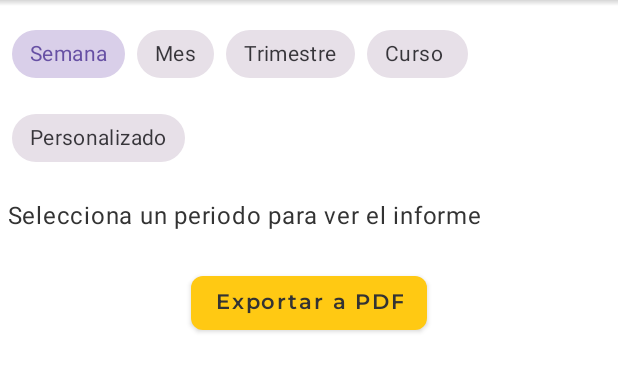
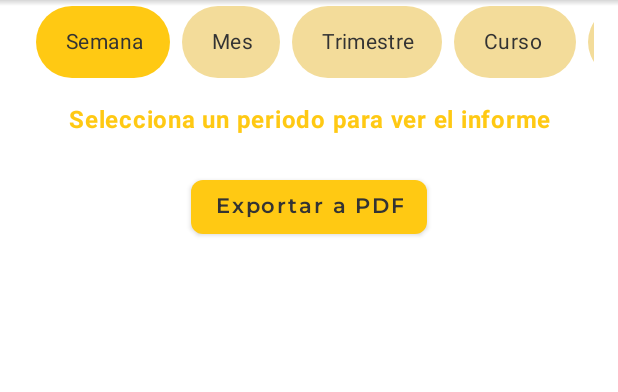
Before and after one commit to Jota-FalseProphet/Yostesis-MAGI, an Android app: the InformesActivity screen opened directly, with no data from a screen before it, on a phone screen of 412 x 824 dp, the part 96-488 px from its top. Run offline under Robolectric (Android 15) with nearby library versions, the phone set to English and light mode, and no system bars.

Commit message:
Móduklo de informes 99.%

```diff
--- a/app/src/main/java/com/magi/asistencia/activities/InformesActivity.java
+++ b/app/src/main/java/com/magi/asistencia/activities/InformesActivity.java
@@ -6,6 +6,7 @@ import android.content.SharedPreferences;
 import android.net.Uri;
 import android.os.AsyncTask;
 import android.os.Bundle;
+import android.text.InputType;
 import android.util.Log;
 import android.view.ContextThemeWrapper;
 import android.view.MenuItem;
@@ -131,7 +132,7 @@ public class InformesActivity extends AppCompatActivity {
                         .addFlags(Intent.FLAG_ACTIVITY_CLEAR_TOP|Intent.FLAG_ACTIVITY_SINGLE_TOP)));
         findViewById(R.id.ic_menu_toolbar).setOnClickListener(this::showModulesMenu);
 
-        /* -------- FindView -------- */
+        // -------- FindView --------
         chipGroup        = findViewById(R.id.chipGroupPeriodo);
         customRow        = findViewById(R.id.customFilterRow);
         autoTipo         = findViewById(R.id.autoTipo);
@@ -152,6 +153,9 @@ public class InformesActivity extends AppCompatActivity {
                 android.R.layout.simple_list_item_1, tipos);
         autoTipo.setAdapter(tipoAdapter);
         autoTipo.setInputType(0);
+        autoTipo.setThreshold(0);                          // NUEVO
+        autoTipo.setOnClickListener(v ->                   // NUEVO
+                autoTipo.showDropDown());                  // NUEVO
         autoTipo.setOnItemClickListener((p,v,pos,id)->{
             idDocenteSel = idGrupoSel = -1;
             autoValor.setText("");
@@ -159,19 +163,30 @@ public class InformesActivity extends AppCompatActivity {
             else                               cargarGruposEnDropdown();
         });
 
+
         /* -------- Date-Range Picker -------- */
-        etRango.setInputType(0);
+        etRango.setInputType(InputType.TYPE_NULL);        // evita teclado
+        etRango.setFocusable(false);                      // y foco de texto
+
+// 1) Construimos el picker con el overlay de estilo personalizado
         MaterialDatePicker<Pair<Long, Long>> rangePicker =
                 MaterialDatePicker.Builder.dateRangePicker()
+                        .setTheme(R.style.ThemeOverlay_CustomDatePicker)
+
                         .setTitleText("Selecciona rango")
                         .build();
+
+// 2) Mostrar picker al tocar el EditText (o su layout contenedor)
         etRango.setOnClickListener(v ->
-                rangePicker.show(getSupportFragmentManager(),"RANGO"));
-        rangePicker.addOnPositiveButtonClickListener(sel -> {
-            String d = Utils.format(sel.first);
-            String h = Utils.format(sel.second);
-            etRango.setText(d + " - " + h);
+                rangePicker.show(getSupportFragmentManager(), "RANGO"));
+
+// 3) Al confirmar el rango, formateamos y pintamos en el EditText
+        rangePicker.addOnPositiveButtonClickListener(selection -> {
+            String desde = Utils.format(selection.first);
+            String hasta = Utils.format(selection.second);
+            etRango.setText(desde + " - " + hasta);
         });
+
 
         /* -------- Chips -------- */
         chipGroup.setOnCheckedChangeListener((g,checkedId)->{
@@ -291,6 +306,9 @@ public class InformesActivity extends AppCompatActivity {
                         android.R.layout.simple_list_item_1,nombres);
                 autoValor.setAdapter(adapterValores);
                 autoValor.setInputType(0);
+                autoValor.setThreshold(0);                 // NUEVO
+                autoValor.setOnClickListener(vw ->         // NUEVO
+                        autoValor.showDropDown());         // NUEVO
                 autoValor.setOnItemClickListener((p,view,pos,id)->{
                     idDocenteSel=listaDocentes.get(pos).getId();
                     idGrupoSel=-1;
@@ -322,6 +340,9 @@ public class InformesActivity extends AppCompatActivity {
                         android.R.layout.simple_list_item_1,nombres);
                 autoValor.setAdapter(adapterValores);
                 autoValor.setInputType(0);
+                autoValor.setThreshold(0);                 // NUEVO
+                autoValor.setOnClickListener(vw ->         // NUEVO
+                        autoValor.showDropDown());         // NUEVO
                 autoValor.setOnItemClickListener((p,view,pos,id)->{
                     idGrupoSel=listaGrupos.get(pos).getId();
                     idDocenteSel=-1;
@@ -362,4 +383,5 @@ public class InformesActivity extends AppCompatActivity {
         int getId(){return id;}
         @Override public String toString(){return nombre;}
     }
+
 }
--- /dev/null
+++ b/app/src/main/res/color/chip_background_selector.xml
@@ -0,0 +1,9 @@
+<?xml version="1.0" encoding="utf-8"?>
+<selector xmlns:android="http://schemas.android.com/apk/res/android">
+    <item
+        android:color="@color/amarillo_magi"
+        android:state_checked="true" />
+
+    <item
+        android:color="@color/amarillo_magi_50" />
+</selector>
--- a/app/src/main/res/layout/activity_informes.xml
+++ b/app/src/main/res/layout/activity_informes.xml
@@ -9,9 +9,7 @@
     android:background="@color/blanco"
     android:fitsSystemWindows="true">
 
-    <!-- ╔══════════════════════════════════╗
-         ║  1 · APP BAR (idéntico al resto) ║
-         ╚══════════════════════════════════╝ -->
+    <!-- 1 · APP BAR -->
     <com.google.android.material.appbar.AppBarLayout
         android:layout_width="match_parent"
         android:layout_height="wrap_content"
@@ -50,81 +48,88 @@
 
     </com.google.android.material.appbar.AppBarLayout>
 
-    <!-- ╔══════════════════════════════════════════╗
-         ║  2 · PANEL DE FILTROS + LISTADO         ║
-         ╚══════════════════════════════════════════╝ -->
-    <ScrollView
+
+    <androidx.core.widget.NestedScrollView
         android:layout_width="match_parent"
         android:layout_height="match_parent"
         app:layout_behavior="@string/appbar_scrolling_view_behavior"
-        android:padding="16dp"
+        android:overScrollMode="never"
         android:clipToPadding="false"
-        android:fitsSystemWindows="true">
+        android:fitsSystemWindows="false">
 
         <LinearLayout
             android:layout_width="match_parent"
             android:layout_height="wrap_content"
-            android:orientation="vertical">
+            android:orientation="vertical"
+            android:paddingStart="16dp"
+            android:paddingEnd="16dp"
+            android:paddingBottom="16dp">
 
-            <!-- ══ Chips de periodo ══ -->
+            <HorizontalScrollView
+                android:layout_width="match_parent"
+                android:layout_height="wrap_content"
+                android:overScrollMode="never"
+                android:scrollbars="none">
+
                 <com.google.android.material.chip.ChipGroup
                     android:id="@+id/chipGroupPeriodo"
-                android:layout_width="match_parent"
+                    android:layout_width="wrap_content"
                     android:layout_height="wrap_content"
                     android:paddingStart="8dp"
                     android:paddingEnd="8dp"
-                android:paddingTop="8dp"
+                    app:singleLine="true"
                     app:singleSelection="true"
+                    app:chipSpacingHorizontal="8dp"
                     android:layout_marginBottom="16dp">
 
                     <com.google.android.material.chip.Chip
-                    style="@style/Widget.MaterialComponents.Chip.Choice"
+                        style="@style/Widget.MAGI.Chip"
                         android:id="@+id/chipSemana"
                         android:layout_width="wrap_content"
                         android:layout_height="wrap_content"
                         android:text="@string/periodo_semana" />
 
                     <com.google.android.material.chip.Chip
-                    style="@style/Widget.MaterialComponents.Chip.Choice"
+                        style="@style/Widget.MAGI.Chip"
                         android:id="@+id/chipMes"
                         android:layout_width="wrap_content"
                         android:layout_height="wrap_content"
                         android:text="@string/periodo_mes" />
 
                     <com.google.android.material.chip.Chip
-                    style="@style/Widget.MaterialComponents.Chip.Choice"
+                        style="@style/Widget.MAGI.Chip"
                         android:id="@+id/chipTrimestre"
                         android:layout_width="wrap_content"
                         android:layout_height="wrap_content"
                         android:text="@string/periodo_trimestre" />
 
                     <com.google.android.material.chip.Chip
-                    style="@style/Widget.MaterialComponents.Chip.Choice"
+                        style="@style/Widget.MAGI.Chip"
                         android:id="@+id/chipCurso"
                         android:layout_width="wrap_content"
                         android:layout_height="wrap_content"
                         android:text="@string/periodo_curso" />
 
                     <com.google.android.material.chip.Chip
-                    style="@style/Widget.MaterialComponents.Chip.Choice"
+                        style="@style/Widget.MAGI.Chip"
                         android:id="@+id/chipPersonalizado"
                         android:layout_width="wrap_content"
                         android:layout_height="wrap_content"
                         android:text="@string/periodo_personalizado" />
                 </com.google.android.material.chip.ChipGroup>
+            </HorizontalScrollView>
 
-            <!-- ══ Filtros extra (DOCENTE/GRUPO + Rango fechas) SOLO visible si “Personalizado” ══ -->
             <LinearLayout
                 android:id="@+id/customFilterRow"
                 android:layout_width="match_parent"
                 android:layout_height="wrap_content"
+                android:layout_marginBottom="16dp"
                 android:orientation="vertical"
                 android:padding="8dp"
-                android:visibility="gone"
-                android:layout_marginBottom="16dp">
+                android:visibility="gone">
 
-                <!-- 1) DROPDOWN “Filtrar por” -->
                 <com.google.android.material.textfield.TextInputLayout
+                    style="@style/Widget.MaterialComponents.TextInputLayout.OutlinedBox.ExposedDropdownMenu"
                     android:layout_width="match_parent"
                     android:layout_height="wrap_content"
                     android:hint="@string/filtro_tipo">
@@ -133,41 +138,41 @@
                         android:id="@+id/autoTipo"
                         android:layout_width="match_parent"
                         android:layout_height="wrap_content"
+                        android:focusable="false"
                         android:inputType="none" />
                 </com.google.android.material.textfield.TextInputLayout>
 
-                <!-- 2) DROPDOWN “Elegir” (listas de docentes o de grupos) -->
                 <com.google.android.material.textfield.TextInputLayout
+                    style="@style/Widget.MaterialComponents.TextInputLayout.OutlinedBox.ExposedDropdownMenu"
                     android:layout_width="match_parent"
                     android:layout_height="wrap_content"
-                    android:hint="@string/filtro_elegir"
-                    android:layout_marginTop="8dp">
+                    android:layout_marginTop="8dp"
+                    android:hint="@string/filtro_elegir">
 
                     <com.google.android.material.textfield.MaterialAutoCompleteTextView
                         android:id="@+id/autoValor"
                         android:layout_width="match_parent"
                         android:layout_height="wrap_content"
+                        android:focusable="false"
                         android:inputType="none" />
                 </com.google.android.material.textfield.TextInputLayout>
 
-                <!-- 3) Rango de fechas -->
                 <com.google.android.material.textfield.TextInputLayout
                     android:layout_width="match_parent"
                     android:layout_height="wrap_content"
-                    android:hint="@string/filtro_rango"
-                    android:layout_marginTop="8dp">
+                    android:layout_marginTop="8dp"
+                    android:hint="@string/filtro_rango">
 
                     <com.google.android.material.textfield.TextInputEditText
                         android:id="@+id/etRango"
                         android:layout_width="match_parent"
                         android:layout_height="wrap_content"
-                        android:focusable="false"
-                        android:cursorVisible="false" />
+                        android:cursorVisible="false"
+                        android:focusable="false" />
                 </com.google.android.material.textfield.TextInputLayout>
 
             </LinearLayout>
 
-            <!-- ══ Texto dinámico con la fecha inicial y final del periodo ══ -->
             <TextView
                 android:id="@+id/tvPeriodoDesc"
                 style="@style/TextAppearance.MaterialComponents.Body1"
@@ -175,29 +180,29 @@
                 android:layout_height="wrap_content"
                 android:paddingBottom="8dp"
                 android:text="@string/informe_default"
-                android:textColor="@color/gris_oscuro"
-                android:textSize="16sp"
-                android:translationX="5dp" />
+                android:textColor="@color/amarillo_magi"
+                android:textStyle="bold"
+                android:gravity="center"
+                android:textSize="16sp" />
 
-            <!-- ══ RecyclerView para listar informes JSON ══ -->
             <androidx.recyclerview.widget.RecyclerView
                 android:id="@+id/recyclerInformes"
                 android:layout_width="match_parent"
                 android:layout_height="wrap_content"
+                android:layout_marginBottom="16dp"
                 android:visibility="gone"
-                android:layout_marginBottom="16dp"
+                android:overScrollMode="never"
                 tools:listitem="@layout/item_informe" />
 
-            <!-- ══ Botón “Ver/Exportar PDF” ══ -->
             <com.google.android.material.button.MaterialButton
                 android:id="@+id/btnVerPDF"
                 style="@style/Widget.MAGI.Button"
                 android:layout_width="wrap_content"
                 android:layout_height="wrap_content"
-                android:text="@string/ver_exportar_pdf"
-                android:layout_gravity="center" />
+                android:layout_gravity="center"
+                android:text="@string/ver_exportar_pdf" />
 
         </LinearLayout>
-    </ScrollView>
+    </androidx.core.widget.NestedScrollView>
 
 </androidx.coordinatorlayout.widget.CoordinatorLayout>
--- a/app/src/main/res/values/colors.xml
+++ b/app/src/main/res/values/colors.xml
@@ -12,4 +12,7 @@
     <color name="gris_magi">#535353</color>
     <color name="green_200">#4CAF6D</color>
     <color name="red_200">#6BF43636</color>
+
+
+
 </resources>
--- a/app/src/main/res/values/styles.xml
+++ b/app/src/main/res/values/styles.xml
@@ -1,31 +1,22 @@
 <?xml version="1.0" encoding="utf-8"?>
-<resources xmlns:tools="http://schemas.android.com/tools">
+<resources>
 
-    <!-- Base application theme. -->
     <style name="AppTheme" parent="Theme.MaterialComponents.Light.NoActionBar">
-        <!-- Colores principales -->
         <item name="colorPrimary">@color/amarillo_magi</item>
         <item name="colorOnPrimary">@color/gris_oscuro</item>
         <item name="colorSecondary">@color/amarillo_magi</item>
         <item name="colorOnSecondary">@color/blanco</item>
-
-        <!-- Status / Navigation bar -->
+        <item name="colorSurface">@color/blanco</item>
+        <item name="colorOnSurface">@color/gris_oscuro</item>
         <item name="android:windowDrawsSystemBarBackgrounds">true</item>
         <item name="colorPrimaryDark">@color/blanco</item>
         <item name="android:navigationBarColor">@color/blanco</item>
-
-
-        <!-- Tipografía por defecto -->
         <item name="android:fontFamily">@font/montserrat_regular</item>
-
-        <!-- Estilos de componentes -->
         <item name="materialButtonStyle">@style/Widget.MAGI.Button</item>
         <item name="textAppearanceButton">@style/TextAppearance.MAGI.Button</item>
+        <item name="android:colorEdgeEffect">@android:color/transparent</item>
+
     </style>
-
-
-
-    <!-- Botón personalizado M.A.G.I. -->
     <style name="Widget.MAGI.Button" parent="Widget.MaterialComponents.Button">
         <item name="android:fontFamily">@font/montserrat_semibold</item>
         <item name="android:textAllCaps">false</item>
@@ -33,16 +24,12 @@
         <item name="backgroundTint">@color/amarillo_magi</item>
         <item name="cornerRadius">8dp</item>
     </style>
-
     <style name="TextAppearance.MAGI.Button" parent="TextAppearance.MaterialComponents.Button">
         <item name="android:fontFamily">@font/montserrat_semibold</item>
         <item name="android:textSize">14sp</item>
     </style>
-
-
-    <!-- Estilo del menú desplegable -->
     <style name="PopupMenuTextAppearance.RightAlign" parent="TextAppearance.AppCompat.Body1">
-        <item name="android:gravity">end</item> <!-- or "right" -->
+        <item name="android:gravity">end</item>
         <item name="android:textAlignment">viewEnd</item>
     </style>
     <style name="PopupMenuStyle.Magi" parent="Widget.AppCompat.PopupMenu">
@@ -53,12 +40,48 @@
     <style name="ThemeOverlay.PopupMAGI" parent="ThemeOverlay.AppCompat.Light">
         <item name="popupMenuStyle">@style/PopupMenuStyle.Magi</item>
     </style>
+    <style name="TextTitleSmall" parent="TextAppearance.Material3.TitleSmall"/>
+    <style name="TextBodySmall" parent="TextAppearance.Material3.BodySmall"/>
+    <style name="ThemeOverlay_CustomDatePicker"
+        parent="ThemeOverlay.MaterialComponents.MaterialCalendar">
+        <item name="colorPrimary">@color/amarillo_magi</item>
+        <item name="materialCalendarTheme">@style/CustomCalendarTheme</item>
+    </style>
+    <style name="ThemeOverlay_CustomDatePicker_Fullscreen" parent="ThemeOverlay.MaterialComponents.MaterialCalendar.Fullscreen">
+        <item name="materialCalendarFullscreenTheme">@style/CustomCalendarTheme</item>
+    </style>
+    <style name="CustomCalendarTheme"
+        parent="ThemeOverlay.MaterialComponents.MaterialCalendar">
+        <item name="materialCalendarHeaderLayout">@style/CustomCalendarHeader</item>
+        <item name="materialCalendarDayOfWeekLabel">@style/CustomCalendarDayOfWeek</item>
+
+        <item name="dayTodayStyle">@style/CustomCalendarDayToday</item>
+
+    </style>
+    <style name="CustomCalendarHeader"
+        parent="Widget.MaterialComponents.MaterialCalendar.HeaderLayout">
+        <item name="android:background">@color/amarillo_magi_50</item>
+    </style>
+    <style name="CustomCalendarDayOfWeek"
+        parent="TextAppearance.MaterialComponents.Caption">
+        <item name="android:textColor">@color/amarillo_magi</item>
+    </style>
+    <style name="CustomCalendarDayToday"
+        parent="Widget.MaterialComponents.MaterialCalendar.Day.Today">
+        <item name="itemStrokeColor">@color/amarillo_magi</item>
+    </style>
 
 
-    <!-- Estilo del modulo Guardias -->
-    <style name="TextTitleSmall"
-        parent="TextAppearance.Material3.TitleSmall"/>
-    <style name="TextBodySmall"
-        parent="TextAppearance.Material3.BodySmall"/>
+
+    <style name="Widget.MAGI.Chip" parent="Widget.MaterialComponents.Chip.Choice">
+        <item name="chipBackgroundColor">@color/chip_background_selector</item>
+        <item name="android:textColor">@color/gris_oscuro</item>
+        <item name="android:textSize">14sp</item>
+        <item name="chipMinHeight">48dp</item>
+        <item name="chipIconSize">0dp</item>
+        <item name="chipStartPadding">12dp</item>
+        <item name="chipEndPadding">12dp</item>
+    </style>
+
 
 </resources>
--- a/app/src/main/res/values/themes.xml
+++ b/app/src/main/res/values/themes.xml
@@ -1,8 +1,8 @@
 <resources xmlns:tools="http://schemas.android.com/tools">
     <!-- Base application theme. -->
     <style name="Base.Theme.MAGI" parent="Theme.Material3.DayNight.NoActionBar">
-        <!-- Customize your light theme here. -->
-        <!-- <item name="colorPrimary">@color/my_light_primary</item> -->
+        <item name="android:colorEdgeEffect">@android:color/transparent</item>
+
 
     </style>
 
```
Also changed, not shown: app/build.gradle.kts (+5 -7 lines), workSpaceMagiSPringBoot/programaSpring1/magi-backend/src/main/java/com/magi/api/controller/DocenteController.java (added, +34 -0 lines), workSpaceMagiSPringBoot/programaSpring1/magi-backend/src/main/java/com/magi/api/dto/DocenteDTO.java (added, +35 -0 lines), workSpaceMagiSPringBoot/programaSpring1/magi-backend/src/main/java/com/magi/api/service/DocenteService.java (added, +60 -0 lines). Lines whose indentation alone changed are shown as unchanged.
